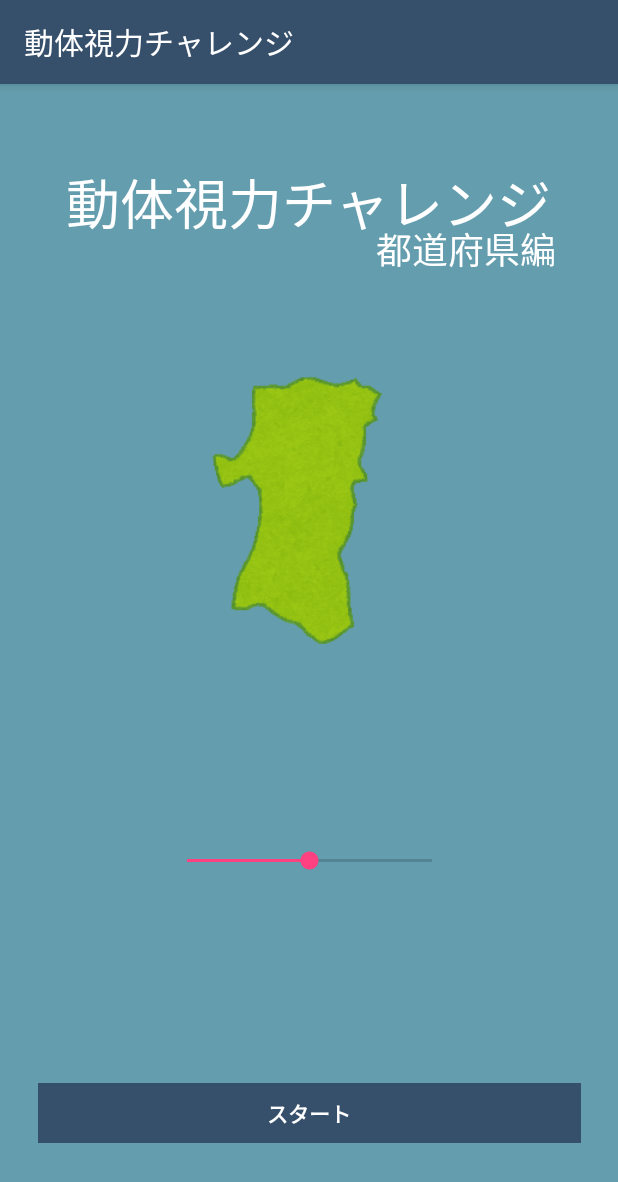
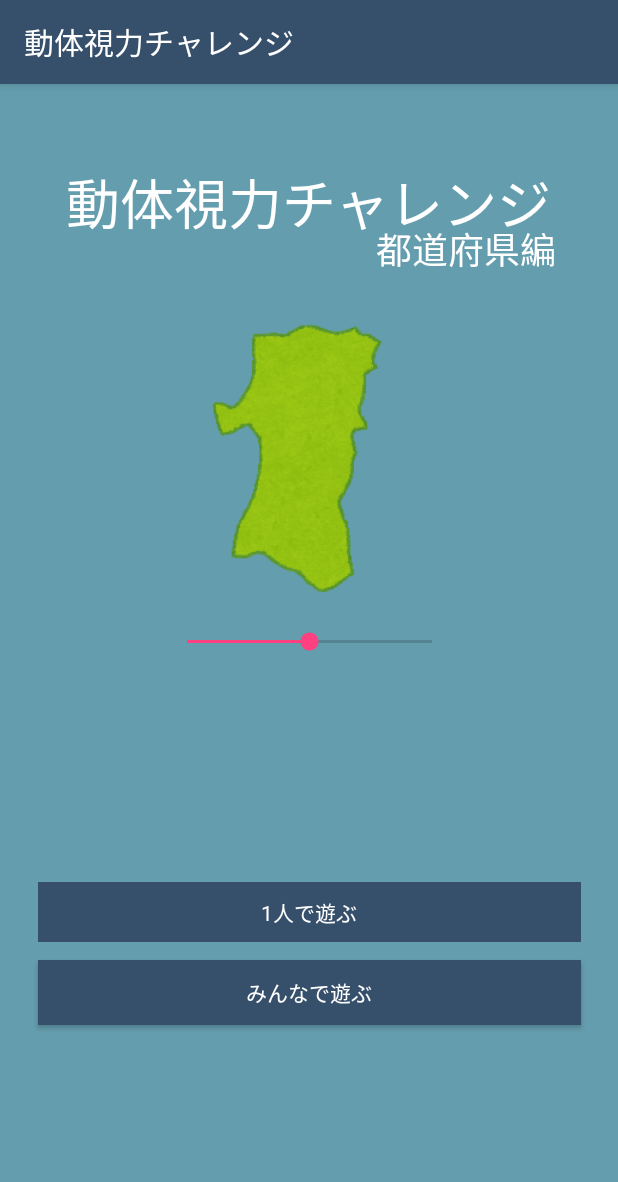
Before and after one commit to ke1ta6488/MyQuiz, an Android app: the screen it shows after launch (TitleActivity), on a phone screen of 412 x 824 dp. Shown: the top 1182 px of the screen. Run offline under Robolectric (Android 15) with nearby library versions, the phone set to English and light mode, and no system bars; Roboto replaces fonts that are not available here; 1 statement that could not run was skipped.

Commit message:
add stop rotate mode

```diff
--- a/app/src/main/java/jp/co/atschool/myquiz/MainActivity.java
+++ b/app/src/main/java/jp/co/atschool/myquiz/MainActivity.java
@@ -141,19 +141,21 @@ public class MainActivity extends AppCompatActivity implements View.OnClickListe
         }
     }
 
-    public void startRotation(){
+    public void startRotation() {
+        if (rotateRate != 0) {
             rotate = new RotateAnimation(0.0f, 360.0f,
                     Animation.RELATIVE_TO_SELF, 0.5f, Animation.RELATIVE_TO_SELF, 0.5f);
 
             rotate.setInterpolator(new LinearInterpolator());
             // animation時間 msec
-        rotate.setDuration(1000+rotateRate*(-9));
+            rotate.setDuration(1000 + rotateRate * (-9));
             // 繰り返し回数
             rotate.setRepeatCount(-1);
             // animationが終わったそのまま表示にする
             rotate.setFillAfter(true);
             //アニメーションの開始
             imageButton.startAnimation(rotate);
+        }
     }
 
     public void show(boolean challenge){
--- a/app/src/main/java/jp/co/atschool/myquiz/TitleActivity.java
+++ b/app/src/main/java/jp/co/atschool/myquiz/TitleActivity.java
@@ -20,7 +20,7 @@ public class TitleActivity extends AppCompatActivity {
     TextView titleTextView, subTextView;
     RotateAnimation rotate;
     SeekBar seekBar;
-    Button startButton, startButton2;
+    Button startButton, startButton2, startAllButton;
     View view;
     int rotateRate;
     float score=0;
@@ -36,14 +36,18 @@ public class TitleActivity extends AppCompatActivity {
         imageButton = (ImageButton) findViewById(R.id.imageButton);
         titleTextView = (TextView) findViewById(R.id.textView);
         subTextView = (TextView) findViewById(R.id.textView2);
-        startButton = (Button) findViewById(R.id.button2);
+        startButton = (Button) findViewById(R.id.button);
         startButton2 = (Button) findViewById(R.id.button2);
+        startAllButton = (Button) findViewById(R.id.startAllButton);
+
         Log.d("スコアは", score + "");
 
         Typeface typeface = Typeface.createFromAsset(getAssets(), "RiiTN_R.otf");
         titleTextView.setTypeface(typeface);
         subTextView.setTypeface(typeface);
         startButton.setTypeface(typeface);
+        startButton2.setTypeface(typeface);
+        startAllButton.setTypeface(typeface);
 
 //        imageButton.setImageResource(R.mipmap.kagoshima);
 //        Matrix matrix = new Matrix();
@@ -115,21 +119,27 @@ challenge=true;
     }
 
     //クリック用
-    public void startRotation(View view){
+    public void startRotation(View view) {
         // RotateAnimation(float fromDegrees, float toDegrees, int pivotXType, float pivotXValue, int pivotYType,float pivotYValue)
+        if (seekBar.getProgress() != 0) {
             rotateRate = seekBar.getProgress();
 
             rotate = new RotateAnimation(0.0f, 360.0f,
                     Animation.RELATIVE_TO_SELF, 0.5f, Animation.RELATIVE_TO_SELF, 0.5f);
             rotate.setInterpolator(new LinearInterpolator());
             // animation時間 msec
-        rotate.setDuration(2020+rotateRate*(-20));
+            rotate.setDuration(2020 + rotateRate * (-20));
             // 繰り返し回数
             rotate.setRepeatCount(-1);
             // animationが終わったそのまま表示にする
             rotate.setFillAfter(true);
             //アニメーションの開始
             imageButton.startAnimation(rotate);
+        }
+        else{
+            rotate.setRepeatCount(0);
+                Log.d("回転",  "しないはず");
+        }
     }
 
     @Override
--- a/app/src/main/res/layout/activity_title.xml
+++ b/app/src/main/res/layout/activity_title.xml
@@ -41,7 +41,7 @@
         android:layout_height="196dp"
         android:layout_marginEnd="8dp"
         android:layout_marginStart="8dp"
-        android:layout_marginTop="80dp"
+        android:layout_marginTop="45dp"
         android:background="@null"
         android:scaleType="fitXY"
         app:layout_constraintEnd_toEndOf="parent"
@@ -55,13 +55,11 @@
         style="@style/Widget.AppCompat.SeekBar"
         android:layout_width="195dp"
         android:layout_height="34dp"
-        android:layout_marginBottom="20dp"
         android:layout_marginEnd="8dp"
         android:layout_marginStart="8dp"
         android:layout_marginTop="8dp"
         android:max="100"
         android:progress="50"
-        app:layout_constraintBottom_toTopOf="@+id/linearLayout2"
         app:layout_constraintEnd_toEndOf="parent"
         app:layout_constraintHorizontal_bias="0.502"
         app:layout_constraintStart_toStartOf="parent"
@@ -72,23 +70,25 @@
         android:layout_width="378dp"
         android:layout_height="62dp"
         android:layout_marginBottom="40dp"
+        android:layout_marginTop="8dp"
         android:orientation="horizontal"
         app:layout_constraintBottom_toBottomOf="parent"
         app:layout_constraintEnd_toEndOf="parent"
-        app:layout_constraintStart_toStartOf="parent">
+        app:layout_constraintStart_toStartOf="parent"
+        app:layout_constraintTop_toBottomOf="@+id/seekBar">
 
         <Button
             android:id="@+id/button"
             style="@style/Widget.AppCompat.Button.Borderless"
             android:layout_width="wrap_content"
             android:layout_height="40dp"
-            android:layout_marginBottom="96dp"
+            android:layout_marginBottom="120dp"
             android:layout_marginEnd="8dp"
             android:layout_marginStart="8dp"
             android:layout_weight="1"
             android:background="#364F6B"
             android:onClick="startQuiz"
-            android:text="スタート"
+            android:text="1人で遊ぶ"
             android:textAllCaps="false"
             android:textColor="@android:color/background_light"
             android:textStyle="bold" />
@@ -108,6 +108,22 @@
             android:textAllCaps="false"
             android:textColor="@android:color/background_light"
             android:visibility="gone" />
+
     </LinearLayout>
 
+    <Button
+        android:id="@+id/startAllButton"
+        android:layout_width="362dp"
+        android:layout_height="43dp"
+        android:layout_marginEnd="8dp"
+        android:layout_marginStart="8dp"
+        android:layout_marginTop="52dp"
+        android:background="#364F6B"
+        android:text="みんなで遊ぶ"
+        android:textColor="@android:color/background_light"
+        android:textStyle="bold"
+        app:layout_constraintEnd_toEndOf="parent"
+        app:layout_constraintStart_toStartOf="parent"
+        app:layout_constraintTop_toTopOf="@+id/linearLayout2" />
+
 </android.support.constraint.ConstraintLayout>
```
Lines whose indentation alone changed are shown as unchanged.
